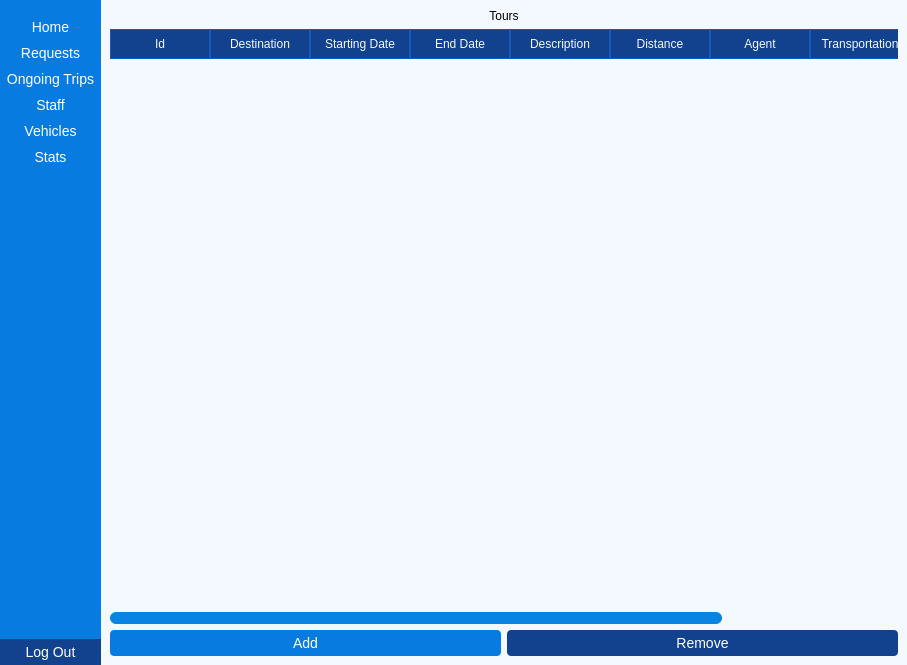
Qt form ui/admin.ui (Dimalko/telo2) before a commit.
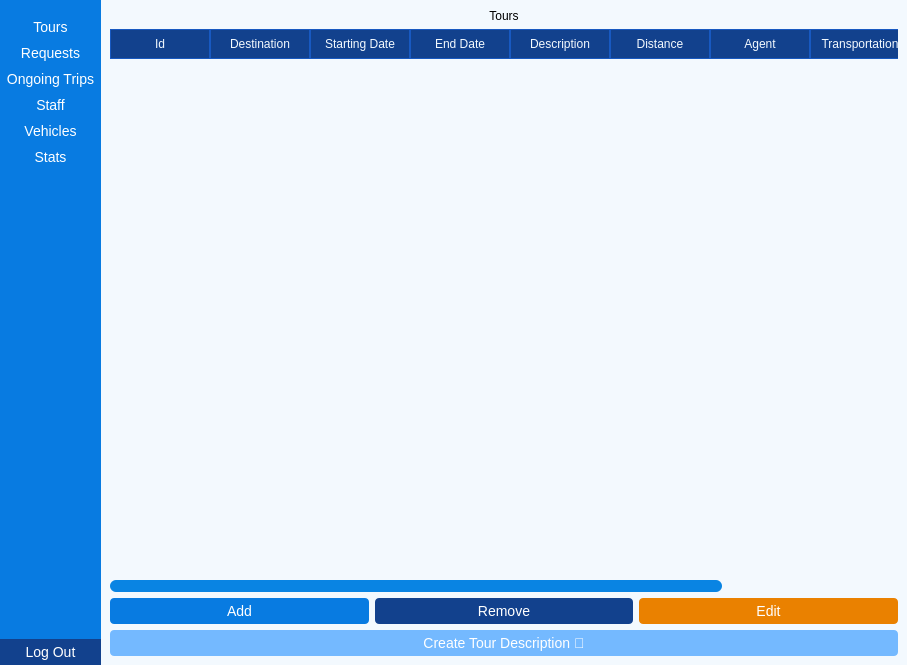
The same form after that commit. The open tabs and pages were chosen to show the change. Icons and pictures are not drawn.

Commit message: added tour description creation

Diff of the .ui file:
```diff
--- a/ui/admin.ui
+++ b/ui/admin.ui
@@ -152,7 +152,7 @@
 }</string>
          </property>
          <property name="text">
-          <string>Home</string>
+          <string>Tours</string>
          </property>
         </widget>
        </item>
@@ -372,17 +372,28 @@
           </property>
          </widget>
         </item>
-        <item row="0" column="0" colspan="2">
-         <widget class="QLabel" name="label_2">
+        <item row="2" column="2">
+         <widget class="QPushButton" name="editTourBtn">
+          <property name="styleSheet">
+           <string notr="true">QPushButton{
+color:#fff;
+border: 0px;
+font-size: 14px;
+padding: 5px;
+background-color:rgb(234, 129, 0);
+border-radius: 4px;
+}
+
+QPushButton:hover{
+background-color:rgb(240, 168, 0);
+}</string>
+          </property>
           <property name="text">
-           <string>Tours</string>
-          </property>
-          <property name="alignment">
-           <set>Qt::AlignCenter</set>
+           <string>Edit</string>
           </property>
          </widget>
         </item>
-        <item row="1" column="0" colspan="2">
+        <item row="1" column="0" colspan="3">
          <widget class="QTableWidget" name="tourTableWidget">
           <property name="styleSheet">
            <string notr="true"/>
@@ -437,6 +448,37 @@
           </column>
          </widget>
         </item>
+        <item row="3" column="0" colspan="3">
+         <widget class="QPushButton" name="createTourDescriptionBtn">
+          <property name="styleSheet">
+           <string notr="true">QPushButton{
+color:#fff;
+border: 0px;
+font-size: 14px;
+padding: 5px;
+background-color:#74b9ff;
+border-radius: 4px;
+}
+
+QPushButton:hover{
+background-color: rgb(136, 205, 255);
+}</string>
+          </property>
+          <property name="text">
+           <string>Create Tour Description 📝</string>
+          </property>
+         </widget>
+        </item>
+        <item row="0" column="0" colspan="3">
+         <widget class="QLabel" name="label_2">
+          <property name="text">
+           <string>Tours</string>
+          </property>
+          <property name="alignment">
+           <set>Qt::AlignCenter</set>
+          </property>
+         </widget>
+        </item>
        </layout>
       </widget>
       <widget class="QWidget" name="requestPage">
```
Left out of the diff: 2 changed lines with no effect on the pictures. The commit also changes 9 other files.
